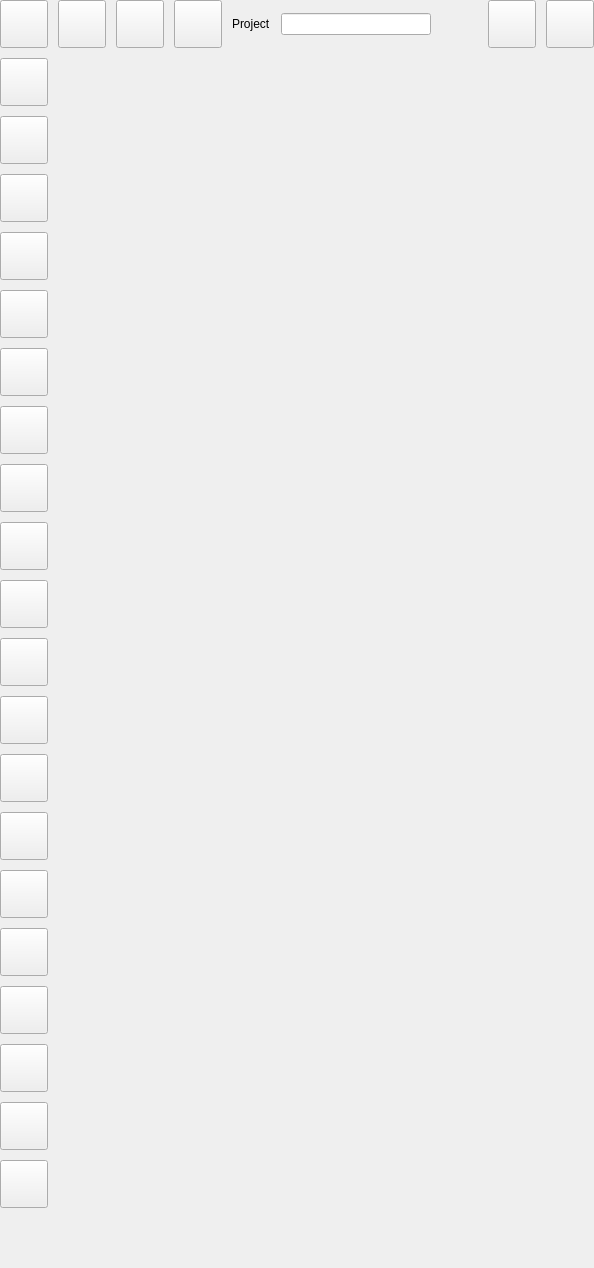
Qt form src/Editor/EditorActionBar.ui (RemotelyChaotic/JOIPEngine) before a commit.
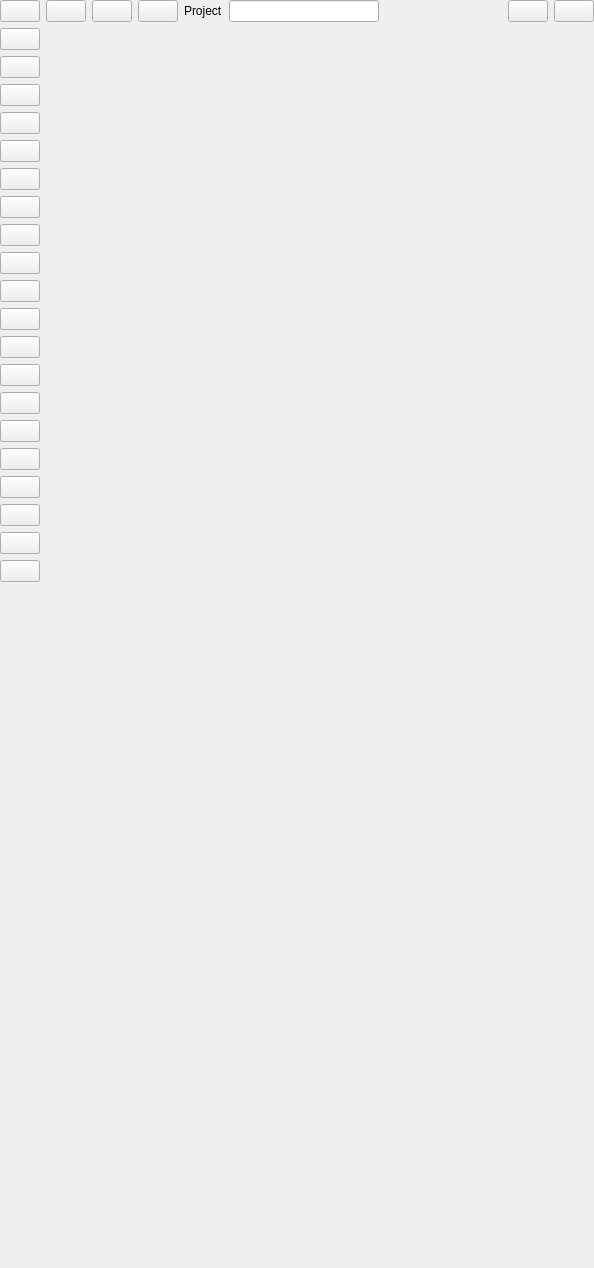
The same form after that commit. Custom widgets are drawn as their Qt base class.

Diff of the .ui file:
```diff
--- a/src/Editor/EditorActionBar.ui
+++ b/src/Editor/EditorActionBar.ui
@@ -10,30 +10,12 @@
     <height>1268</height>
    </rect>
   </property>
-  <property name="sizePolicy">
-   <sizepolicy hsizetype="Preferred" vsizetype="Minimum">
-    <horstretch>0</horstretch>
-    <verstretch>0</verstretch>
-   </sizepolicy>
-  </property>
-  <property name="minimumSize">
-   <size>
-    <width>0</width>
-    <height>0</height>
-   </size>
-  </property>
-  <property name="maximumSize">
-   <size>
-    <width>16777215</width>
-    <height>16777215</height>
-   </size>
-  </property>
   <property name="windowTitle">
    <string>Form</string>
   </property>
   <layout class="QVBoxLayout" name="verticalLayout">
    <property name="spacing">
-    <number>10</number>
+    <number>6</number>
    </property>
    <property name="leftMargin">
     <number>0</number>
@@ -56,9 +38,6 @@
       </sizepolicy>
      </property>
      <layout class="QHBoxLayout" name="horizontalLayout">
-      <property name="spacing">
-       <number>10</number>
-      </property>
       <property name="leftMargin">
        <number>0</number>
       </property>
@@ -73,18 +52,6 @@
       </property>
       <item>
        <widget class="CShortcutButton" name="SaveButton">
-        <property name="sizePolicy">
-         <sizepolicy hsizetype="Fixed" vsizetype="Fixed">
-          <horstretch>48</horstretch>
-          <verstretch>48</verstretch>
-         </sizepolicy>
-        </property>
-        <property name="minimumSize">
-         <size>
-          <width>48</width>
-          <height>48</height>
-         </size>
-        </property>
         <property name="toolTip">
          <string>Save</string>
         </property>
@@ -107,30 +74,12 @@
           <verstretch>0</verstretch>
          </sizepolicy>
         </property>
-        <property name="minimumSize">
-         <size>
-          <width>48</width>
-          <height>48</height>
-         </size>
-        </property>
-        <property name="maximumSize">
-         <size>
-          <width>48</width>
-          <height>48</height>
-         </size>
-        </property>
         <property name="toolTip">
          <string>Undo</string>
         </property>
         <property name="text">
          <string/>
         </property>
-        <property name="iconSize">
-         <size>
-          <width>48</width>
-          <height>48</height>
-         </size>
-        </property>
        </widget>
       </item>
       <item>
@@ -141,58 +90,22 @@
           <verstretch>0</verstretch>
          </sizepolicy>
         </property>
-        <property name="minimumSize">
-         <size>
-          <width>48</width>
-          <height>48</height>
-         </size>
-        </property>
-        <property name="maximumSize">
-         <size>
-          <width>48</width>
-          <height>48</height>
-         </size>
-        </property>
         <property name="toolTip">
          <string>Redo</string>
         </property>
         <property name="text">
          <string/>
         </property>
-        <property name="iconSize">
-         <size>
-          <width>48</width>
-          <height>48</height>
-         </size>
-        </property>
        </widget>
       </item>
       <item>
        <widget class="CShortcutButton" name="ExportButton">
-        <property name="minimumSize">
-         <size>
-          <width>48</width>
-          <height>48</height>
-         </size>
-        </property>
-        <property name="maximumSize">
-         <size>
-          <width>48</width>
-          <height>48</height>
-         </size>
-        </property>
         <property name="toolTip">
          <string>Export project to bundle</string>
         </property>
         <property name="text">
          <string/>
         </property>
-        <property name="iconSize">
-         <size>
-          <width>48</width>
-          <height>48</height>
-         </size>
-        </property>
        </widget>
       </item>
       <item>
@@ -232,18 +145,6 @@
           <verstretch>0</verstretch>
          </sizepolicy>
         </property>
-        <property name="minimumSize">
-         <size>
-          <width>32</width>
-          <height>32</height>
-         </size>
-        </property>
-        <property name="maximumSize">
-         <size>
-          <width>32</width>
-          <height>32</height>
-         </size>
-        </property>
         <property name="toolTip">
          <string>Read only mode is active</string>
         </property>
@@ -270,46 +171,16 @@
       </item>
       <item>
        <widget class="CShortcutButton" name="HelpButton">
-        <property name="minimumSize">
-         <size>
-          <width>48</width>
-          <height>48</height>
-         </size>
-        </property>
-        <property name="maximumSize">
-         <size>
-          <width>48</width>
-          <height>48</height>
-         </size>
-        </property>
         <property name="toolTip">
          <string>Open help interface</string>
         </property>
         <property name="text">
          <string/>
         </property>
-        <property name="iconSize">
-         <size>
-          <width>48</width>
-          <height>48</height>
-         </size>
-        </property>
        </widget>
       </item>
       <item>
        <widget class="CShortcutButton" name="ExitButton">
-        <property name="sizePolicy">
-         <sizepolicy hsizetype="Fixed" vsizetype="Fixed">
-          <horstretch>48</horstretch>
-          <verstretch>48</verstretch>
-         </sizepolicy>
-        </property>
-        <property name="minimumSize">
-         <size>
-          <width>48</width>
-          <height>48</height>
-         </size>
-        </property>
         <property name="toolTip">
          <string>Exit</string>
         </property>
@@ -335,22 +206,7 @@
        <verstretch>0</verstretch>
       </sizepolicy>
      </property>
-     <property name="minimumSize">
-      <size>
-       <width>0</width>
-       <height>0</height>
-      </size>
-     </property>
-     <property name="maximumSize">
-      <size>
-       <width>16777215</width>
-       <height>16777215</height>
-      </size>
-     </property>
      <layout class="QVBoxLayout" name="verticalLayout_2">
-      <property name="spacing">
-       <number>10</number>
-      </property>
       <property name="leftMargin">
        <number>0</number>
       </property>
@@ -371,30 +227,12 @@
           <verstretch>0</verstretch>
          </sizepolicy>
         </property>
-        <property name="minimumSize">
-         <size>
-          <width>48</width>
-          <height>48</height>
-         </size>
-        </property>
-        <property name="maximumSize">
-         <size>
-          <width>48</width>
-          <height>48</height>
-         </size>
-        </property>
         <property name="toolTip">
          <string>Add local resource</string>
         </property>
         <property name="text">
          <string/>
         </property>
-        <property name="iconSize">
-         <size>
-          <width>48</width>
-          <height>48</height>
-         </size>
-        </property>
        </widget>
       </item>
       <item>
@@ -405,30 +243,12 @@
           <verstretch>0</verstretch>
          </sizepolicy>
         </property>
-        <property name="minimumSize">
-         <size>
-          <width>48</width>
-          <height>48</height>
-         </size>
-        </property>
-        <property name="maximumSize">
-         <size>
-          <width>48</width>
-          <height>48</height>
-         </size>
-        </property>
         <property name="toolTip">
          <string>Add web-resource</string>
         </property>
         <property name="text">
          <string/>
         </property>
-        <property name="iconSize">
-         <size>
-          <width>48</width>
-          <height>48</height>
-         </size>
-        </property>
        </widget>
       </item>
       <item>
@@ -439,64 +259,28 @@
           <verstretch>0</verstretch>
          </sizepolicy>
         </property>
-        <property name="minimumSize">
-         <size>
-          <width>48</width>
-          <height>48</height>
-         </size>
-        </property>
-        <property name="maximumSize">
-         <size>
-          <width>48</width>
-          <height>48</height>
-         </size>
-        </property>
         <property name="toolTip">
          <string>Remove resource</string>
         </property>
         <property name="text">
          <string/>
         </property>
-        <property name="iconSize">
-         <size>
-          <width>48</width>
-          <height>48</height>
-         </size>
-        </property>
        </widget>
       </item>
       <item>
        <widget class="CShortcutButton" name="SourceButton">
         <property name="sizePolicy">
-         <sizepolicy hsizetype="Minimum" vsizetype="Fixed">
+         <sizepolicy hsizetype="Fixed" vsizetype="Fixed">
           <horstretch>0</horstretch>
           <verstretch>0</verstretch>
          </sizepolicy>
         </property>
-        <property name="minimumSize">
-         <size>
-          <width>48</width>
-          <height>48</height>
-         </size>
-        </property>
-        <property name="maximumSize">
-         <size>
-          <width>48</width>
-          <height>48</height>
-         </size>
-        </property>
         <property name="toolTip">
          <string>Add source to image</string>
         </property>
         <property name="text">
          <string/>
         </property>
-        <property name="iconSize">
-         <size>
-          <width>48</width>
-          <height>48</height>
-         </size>
-        </property>
        </widget>
       </item>
       <item>
@@ -507,30 +291,12 @@
           <verstretch>0</verstretch>
          </sizepolicy>
         </property>
-        <property name="minimumSize">
-         <size>
-          <width>48</width>
-          <height>48</height>
-         </size>
-        </property>
-        <property name="maximumSize">
-         <size>
-          <width>48</width>
-          <height>48</height>
-         </size>
-        </property>
         <property name="toolTip">
          <string>Set image as title card</string>
         </property>
         <property name="text">
          <string/>
         </property>
-        <property name="iconSize">
-         <size>
-          <width>48</width>
-          <height>48</height>
-         </size>
-        </property>
        </widget>
       </item>
       <item>
@@ -541,30 +307,12 @@
           <verstretch>0</verstretch>
          </sizepolicy>
         </property>
-        <property name="minimumSize">
-         <size>
-          <width>48</width>
-          <height>48</height>
-         </size>
-        </property>
-        <property name="maximumSize">
-         <size>
-          <width>48</width>
-          <height>48</height>
-         </size>
-        </property>
         <property name="toolTip">
          <string>Set image as map</string>
         </property>
         <property name="text">
          <string/>
         </property>
-        <property name="iconSize">
-         <size>
-          <width>48</width>
-          <height>48</height>
-         </size>
-        </property>
        </widget>
       </item>
      </layout>
@@ -573,9 +321,6 @@
    <item>
     <widget class="QWidget" name="pMediaPlayerActionBar" native="true">
      <layout class="QVBoxLayout" name="verticalLayout_3">
-      <property name="spacing">
-       <number>10</number>
-      </property>
       <property name="leftMargin">
        <number>0</number>
       </property>
@@ -596,30 +341,12 @@
           <verstretch>0</verstretch>
          </sizepolicy>
         </property>
-        <property name="minimumSize">
-         <size>
-          <width>48</width>
-          <height>48</height>
-         </size>
-        </property>
-        <property name="maximumSize">
-         <size>
-          <width>48</width>
-          <height>48</height>
-         </size>
-        </property>
         <property name="toolTip">
          <string>Play</string>
         </property>
         <property name="text">
          <string/>
         </property>
-        <property name="iconSize">
-         <size>
-          <width>48</width>
-          <height>48</height>
-         </size>
-        </property>
        </widget>
       </item>
       <item>
@@ -630,27 +357,9 @@
           <verstretch>0</verstretch>
          </sizepolicy>
         </property>
-        <property name="minimumSize">
-         <size>
-          <width>48</width>
-          <height>48</height>
-         </size>
-        </property>
-        <property name="maximumSize">
-         <size>
-          <width>48</width>
-          <height>48</height>
-         </size>
-        </property>
         <property name="text">
          <string/>
         </property>
-        <property name="iconSize">
-         <size>
-          <width>48</width>
-          <height>48</height>
-         </size>
-        </property>
        </widget>
       </item>
       <item>
@@ -661,30 +370,12 @@
           <verstretch>0</verstretch>
          </sizepolicy>
         </property>
-        <property name="minimumSize">
-         <size>
-          <width>48</width>
-          <height>48</height>
-         </size>
-        </property>
-        <property name="maximumSize">
-         <size>
-          <width>48</width>
-          <height>48</height>
-         </size>
-        </property>
         <property name="toolTip">
          <string>Stop</string>
         </property>
         <property name="text">
          <string/>
         </property>
-        <property name="iconSize">
-         <size>
-          <width>48</width>
-          <height>48</height>
-         </size>
-        </property>
        </widget>
       </item>
      </layout>
@@ -693,9 +384,6 @@
    <item>
     <widget class="QWidget" name="pSceneNodeEditorContainer" native="true">
      <layout class="QVBoxLayout" name="verticalLayout_4">
-      <property name="spacing">
-       <number>10</number>
-      </property>
       <property name="leftMargin">
        <number>0</number>
       </property>
@@ -716,30 +404,12 @@
           <verstretch>0</verstretch>
          </sizepolicy>
         </property>
-        <property name="minimumSize">
-         <size>
-          <width>48</width>
-          <height>48</height>
-         </size>
-        </property>
-        <property name="maximumSize">
-         <size>
-          <width>48</width>
-          <height>48</height>
-         </size>
-        </property>
         <property name="toolTip">
          <string>Add node</string>
         </property>
         <property name="text">
          <string/>
         </property>
-        <property name="iconSize">
-         <size>
-          <width>48</width>
-          <height>48</height>
-         </size>
-        </property>
        </widget>
       </item>
       <item>
@@ -750,30 +420,12 @@
           <verstretch>0</verstretch>
          </sizepolicy>
         </property>
-        <property name="minimumSize">
-         <size>
-          <width>48</width>
-          <height>48</height>
-         </size>
-        </property>
-        <property name="maximumSize">
-         <size>
-          <width>48</width>
-          <height>48</height>
-         </size>
-        </property>
         <property name="toolTip">
          <string>Remove</string>
         </property>
         <property name="text">
          <string/>
         </property>
-        <property name="iconSize">
-         <size>
-          <width>48</width>
-          <height>48</height>
-         </size>
-        </property>
        </widget>
       </item>
      </layout>
@@ -782,9 +434,6 @@
    <item>
     <widget class="QWidget" name="pCodeEditorContainer" native="true">
      <layout class="QVBoxLayout" name="verticalLayout_5">
-      <property name="spacing">
-       <number>10</number>
-      </property>
       <property name="leftMargin">
        <number>0</number>
       </property>
@@ -799,17 +448,11 @@
       </property>
       <item>
        <widget class="CShortcutButton" name="DebugButton">
-        <property name="minimumSize">
-         <size>
-          <width>48</width>
-          <height>48</height>
-         </size>
-        </property>
-        <property name="maximumSize">
-         <size>
-          <width>48</width>
-          <height>48</height>
-         </size>
+        <property name="sizePolicy">
+         <sizepolicy hsizetype="Fixed" vsizetype="Fixed">
+          <horstretch>0</horstretch>
+          <verstretch>0</verstretch>
+         </sizepolicy>
         </property>
         <property name="toolTip">
          <string>Debug scene</string>
@@ -817,27 +460,15 @@
         <property name="text">
          <string/>
         </property>
-        <property name="iconSize">
-         <size>
-          <width>48</width>
-          <height>48</height>
-         </size>
-        </property>
        </widget>
       </item>
       <item>
        <widget class="CShortcutButton" name="StopDebugButton">
-        <property name="minimumSize">
-         <size>
-          <width>48</width>
-          <height>48</height>
-         </size>
-        </property>
-        <property name="maximumSize">
-         <size>
-          <width>48</width>
-          <height>48</height>
-         </size>
+        <property name="sizePolicy">
+         <sizepolicy hsizetype="Fixed" vsizetype="Fixed">
+          <horstretch>0</horstretch>
+          <verstretch>0</verstretch>
+         </sizepolicy>
         </property>
         <property name="toolTip">
          <string>Stop debugging</string>
@@ -855,42 +486,24 @@
       </item>
       <item>
        <widget class="CShortcutButton" name="AddShowImageCode">
-        <property name="minimumSize">
-         <size>
-          <width>48</width>
-          <height>48</height>
-         </size>
-        </property>
-        <property name="maximumSize">
-         <size>
-          <width>48</width>
-          <height>48</height>
-         </size>
+        <property name="sizePolicy">
+         <sizepolicy hsizetype="Fixed" vsizetype="Fixed">
+          <horstretch>0</horstretch>
+          <verstretch>0</verstretch>
+         </sizepolicy>
         </property>
         <property name="toolTip">
          <string>Add code to display resource</string>
         </property>
-        <property name="iconSize">
-         <size>
-          <width>48</width>
-          <height>48</height>
-         </size>
-        </property>
        </widget>
       </item>
       <item>
        <widget class="CShortcutButton" name="AddShowIconCode">
-        <property name="minimumSize">
-         <size>
-          <width>48</width>
-          <height>48</height>
-         </size>
-        </property>
-        <property name="maximumSize">
-         <size>
-          <width>48</width>
-          <height>48</height>
-         </size>
+        <property name="sizePolicy">
+         <sizepolicy hsizetype="Fixed" vsizetype="Fixed">
+          <horstretch>0</horstretch>
+          <verstretch>0</verstretch>
+         </sizepolicy>
         </property>
         <property name="toolTip">
          <string>Add code to display icon</string>
@@ -898,27 +511,15 @@
         <property name="text">
          <string/>
         </property>
-        <property name="iconSize">
-         <size>
-          <width>48</width>
-          <height>48</height>
-         </size>
-        </property>
        </widget>
       </item>
       <item>
        <widget class="CShortcutButton" name="AddShowBackgroundCode">
-        <property name="minimumSize">
-         <size>
-          <width>48</width>
-          <height>48</height>
-         </size>
-        </property>
-        <property name="maximumSize">
-         <size>
-          <width>48</width>
-          <height>48</height>
-         </size>
+        <property name="sizePolicy">
+         <sizepolicy hsizetype="Fixed" vsizetype="Fixed">
+          <horstretch>0</horstretch>
+          <verstretch>0</verstretch>
+         </sizepolicy>
         </property>
         <property name="toolTip">
          <string>Add code to change background</string>
@@ -926,27 +527,15 @@
         <property name="text">
          <string/>
         </property>
-        <property name="iconSize">
-         <size>
-          <width>48</width>
-          <height>48</height>
-         </size>
-        </property>
        </widget>
       </item>
       <item>
        <widget class="CShortcutButton" name="AddTextCode">
-        <property name="minimumSize">
-         <size>
-          <width>48</width>
-          <height>48</height>
-         </size>
-        </property>
-        <property name="maximumSize">
-         <size>
-          <width>48</width>
-          <height>48</height>
-         </size>
+        <property name="sizePolicy">
+         <sizepolicy hsizetype="Fixed" vsizetype="Fixed">
+          <horstretch>0</horstretch>
+          <verstretch>0</verstretch>
+         </sizepolicy>
         </property>
         <property name="toolTip">
          <string>Add code to show text or input</string>
@@ -954,27 +543,15 @@
         <property name="text">
          <string/>
         </property>
-        <property name="iconSize">
-         <size>
-          <width>48</width>
-          <height>48</height>
-         </size>
-        </property>
        </widget>
       </item>
       <item>
        <widget class="CShortcutButton" name="AddMetronomeCode">
-        <property name="minimumSize">
-         <size>
-          <width>48</width>
-          <height>48</height>
-         </size>
-        </property>
-        <property name="maximumSize">
-         <size>
-          <width>48</width>
-          <height>48</height>
-         </size>
+        <property name="sizePolicy">
+         <sizepolicy hsizetype="Fixed" vsizetype="Fixed">
+          <horstretch>0</horstretch>
+          <verstretch>0</verstretch>
+         </sizepolicy>
         </property>
         <property name="toolTip">
          <string>Add code to control the metronome</string>
@@ -982,27 +559,15 @@
         <property name="text">
          <string/>
         </property>
-        <property name="iconSize">
-         <size>
-          <width>48</width>
-          <height>48</height>
-         </size>
-        </property>
        </widget>
       </item>
       <item>
        <widget class="CShortcutButton" name="AddTimerCode">
-        <property name="minimumSize">
-         <size>
-          <width>48</width>
-          <height>48</height>
-         </size>
-        </property>
-        <property name="maximumSize">
-         <size>
-          <width>48</width>
-          <height>48</height>
-         </size>
+        <property name="sizePolicy">
+         <sizepolicy hsizetype="Fixed" vsizetype="Fixed">
+          <horstretch>0</horstretch>
+          <verstretch>0</verstretch>
+         </sizepolicy>
         </property>
         <property name="toolTip">
          <string>Add code to configure timer</string>
@@ -1010,27 +575,15 @@
         <property name="text">
          <string/>
         </property>
-        <property name="iconSize">
-         <size>
-          <width>48</width>
-          <height>48</height>
-         </size>
-        </property>
        </widget>
       </item>
       <item>
        <widget class="CShortcutButton" name="AddThreadCode">
-        <property name="minimumSize">
-         <size>
-          <width>48</width>
-          <height>48</height>
-         </size>
-        </property>
-        <property name="maximumSize">
-         <size>
-          <width>48</width>
-          <height>48</height>
-         </size>
+        <property name="sizePolicy">
+         <sizepolicy hsizetype="Fixed" vsizetype="Fixed">
+          <horstretch>0</horstretch>
+          <verstretch>0</verstretch>
+         </sizepolicy>
         </property>
         <property name="toolTip">
          <string>Add code to influence thread flow</string>
@@ -1038,12 +591,6 @@
         <property name="text">
          <string/>
         </property>
-        <property name="iconSize">
-         <size>
-          <width>48</width>
-          <height>48</height>
-         </size>
-        </property>
        </widget>
       </item>
      </layout>
```
